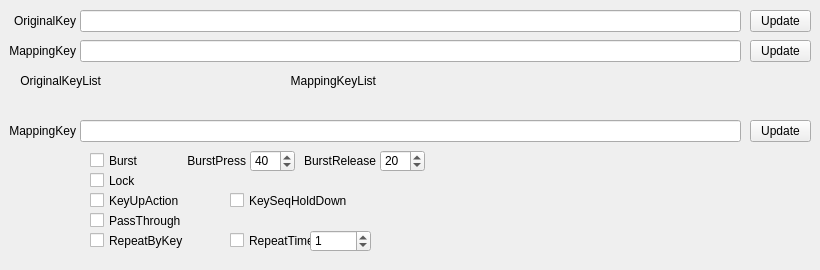
Zalafina/QKeyMapper, file QKeyMapper/qitemsetupdialog.ui: the form before one commit.
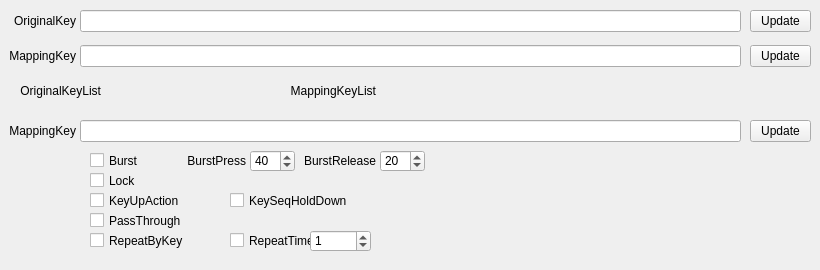
The form after the commit.

What changed in the file:
```diff
--- a/QKeyMapper/qitemsetupdialog.ui
+++ b/QKeyMapper/qitemsetupdialog.ui
@@ -185,7 +185,7 @@
    <property name="geometry">
     <rect>
      <x>80</x>
-     <y>40</y>
+     <y>45</y>
      <width>661</width>
      <height>22</height>
     </rect>
@@ -211,7 +211,7 @@
    <property name="geometry">
     <rect>
      <x>5</x>
-     <y>40</y>
+     <y>45</y>
      <width>71</width>
      <height>22</height>
     </rect>
@@ -227,7 +227,7 @@
    <property name="geometry">
     <rect>
      <x>0</x>
-     <y>70</y>
+     <y>80</y>
      <width>101</width>
      <height>22</height>
     </rect>
@@ -243,7 +243,7 @@
    <property name="geometry">
     <rect>
      <x>275</x>
-     <y>70</y>
+     <y>80</y>
      <width>101</width>
      <height>22</height>
     </rect>
@@ -278,7 +278,7 @@
    <property name="geometry">
     <rect>
      <x>750</x>
-     <y>40</y>
+     <y>45</y>
      <width>61</width>
      <height>22</height>
     </rect>
```
